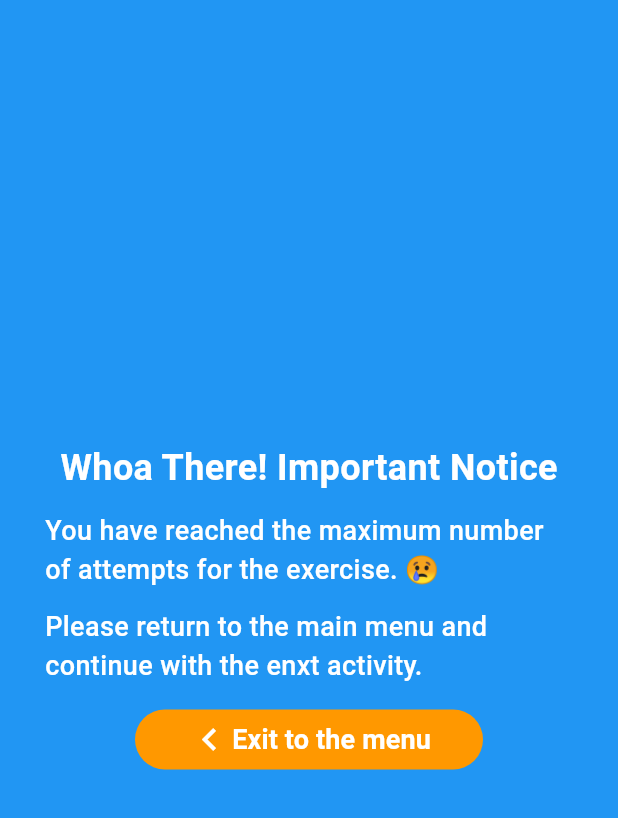
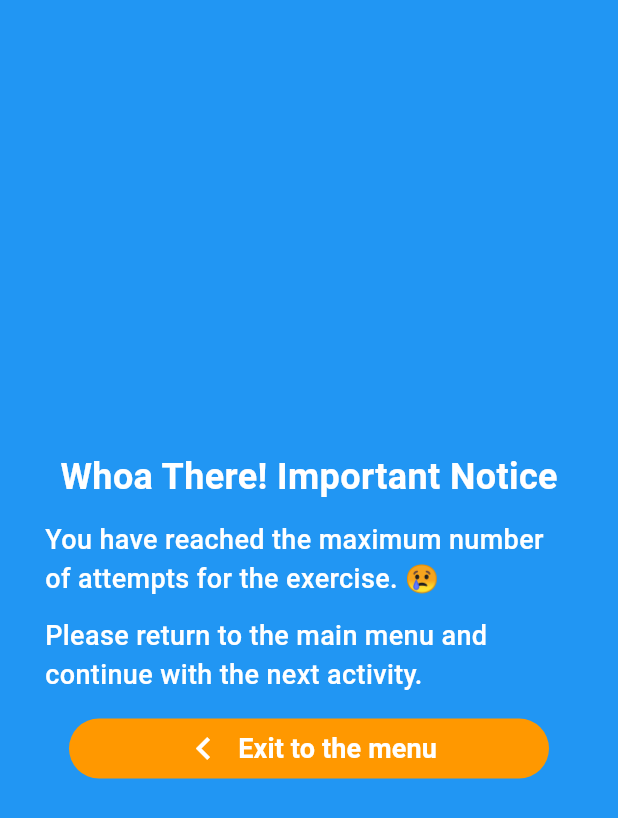
Before and after one commit to Roathy/mir-companion, a Flutter app: the WebViewActivity screen opened directly with empty values, on a phone screen of 412 x 824 dp. Shown: the top 818 px of the screen. Run offline on Flutter 3.47's test engine with Material 3 defaults, Android fonts, the light colour scheme and no system bars; our stand-ins replace dio, flutter_riverpod, google_fonts, rive, shared_preferences, webview_flutter; missing offline and left inert: kg_charts; accounts and stored records are empty.

Commit message:
webview and today
todo: fix paths for activities and error handling

```diff
--- a/lib/features/06_unit_activities/presentation/screens/unit_activities_screen.dart
+++ b/lib/features/06_unit_activities/presentation/screens/unit_activities_screen.dart
@@ -57,7 +57,6 @@ class UnitActivitiesScreen extends ConsumerWidget {
             final String currentLevel = '/${activitiesData['nivel_tag']}';
             final String currentUnit = '/u${activitiesData['int_unidad']}';
             final List activities = activitiesData['actividades'];
-            inspect(activitiesData);
             return Scaffold(
                 backgroundColor: Colors.grey[200],
                 body: SafeArea(
--- a/lib/features/web_view_activity/presentation/screens/webview_activity_screen.dart
+++ b/lib/features/web_view_activity/presentation/screens/webview_activity_screen.dart
@@ -10,6 +10,8 @@ import 'package:webview_flutter/webview_flutter.dart';
 import '../../../../core/utils/utils.dart';
 import '../../../../network/api_endpoints.dart';
 import '../../../02_auth/presentation/screens/auth_screen.dart';
+
+// final activityQueryProvider = StateProvider<String>((ref) => '');
 
 final unitActivityProvider = FutureProvider.autoDispose
     .family<Map<String, dynamic>?, String>((ref, activityQuery) async {
@@ -35,21 +37,13 @@ final unitActivityProvider = FutureProvider.autoDispose
           "X-App-MirHorizon": createMD5Hash(),
           "Authorization": "Bearer $authToken",
         }));
-
-    // if (response.data == null) {
-    //   debugPrint("Invalid response structure");
-    //   return {"error": {"code": 500, "message": "Server returned no data"}};
-    // }
-
     return response.data;
   } catch (e) {
     debugPrint('Error fetching Unit\'s activity: $e');
-
     // If response exists, return its error data
     if (response != null && response.data != null) {
       return response.data;
     }
-
     // Otherwise, return a generic error message
     return {
       "error": {"code": 500, "message": "Unexpected error occurred"}
@@ -68,6 +62,8 @@ class WebViewActivity extends ConsumerWidget {
   @override
   Widget build(BuildContext context, WidgetRef ref) {
     final asyncActivity = ref.watch(unitActivityProvider(activityQuery));
+    // Set the provider's value when this widget builds
+    // ref.read(activityQueryProvider.notifier).state = activityQuery;
 
     // Define the action handlers map
     final Map<String, void Function()> actionHandlers = {
@@ -120,14 +116,11 @@ class WebViewActivity extends ConsumerWidget {
             }
             // Check if an error is present
             if (activityData.containsKey("error")) {
-              // final errorCode = activityData["error"]["code"];
-              // final errorMessage = activityData["error"]["message"];
-
-              return NoActivityAttempts(canBuy: false);
+              return NoActivityAttemptsNotice(canBuy: false);
             }
             if (activityData['message'] == specialCases['out-of-tries']) {
               return Center(
-                  child: NoActivityAttempts(
+                  child: NoActivityAttemptsNotice(
                 canBuy: true,
               ));
             } else {
@@ -198,9 +191,9 @@ class WebViewActivity extends ConsumerWidget {
   }
 }
 
-class NoActivityAttempts extends StatelessWidget {
+class NoActivityAttemptsNotice extends StatelessWidget {
   final bool canBuy;
-  const NoActivityAttempts({
+  const NoActivityAttemptsNotice({
     super.key,
     required this.canBuy,
   });
@@ -229,62 +222,77 @@ class NoActivityAttempts extends StatelessWidget {
                     fontWeight: FontWeight.w500),
               ),
               Text(
-              'Please return to the main menu and continue with the enxt activity.',
+                'Please return to the main menu and continue with the next activity.',
                 style: TextStyle(
                     color: Colors.white,
                     fontSize: 18,
                     fontWeight: FontWeight.w500),
               ),
-            Padding(
-              padding: const EdgeInsets.symmetric(horizontal: 60.0),
+              Column(children: [
+                SizedBox(
+                    width: double
+                        .infinity, // Makes both buttons expand to equal width
+                    child: Padding(
+                        padding: const EdgeInsets.symmetric(
+                            horizontal: 16.0), // Adjust padding as needed
                         child: FilledButton(
                             style: ButtonStyle(
                               alignment: Alignment.center,
-                      backgroundColor: WidgetStateProperty.all(Colors.orange)),
+                              backgroundColor:
+                                  WidgetStateProperty.all(Colors.orange),
+                            ),
                             onPressed: () {
                               Navigator.pop(context);
                             },
                             child: Row(
-                      mainAxisAlignment: MainAxisAlignment.center,
+                                mainAxisAlignment:
+                                    MainAxisAlignment.center, // Centers content
                                 children: [
                                   Icon(
                                     Icons.navigate_before,
                                     color: Colors.white,
                                     size: 30,
                                   ),
+                                  SizedBox(width: 8),
                                   Text(
                                     'Exit to the menu',
                                     style: TextStyle(
-                              fontWeight: FontWeight.w700, fontSize: 18),
-                        ),
-                      ])),
-            ),
-            canBuy
-                ? Padding(
-                    padding: const EdgeInsets.symmetric(horizontal: 60.0),
+                                        fontWeight: FontWeight.w700,
+                                        fontSize: 18),
+                                  )
+                                ])))),
+                if (canBuy) // Conditionally show second button
+                  SizedBox(
+                      width: double.infinity, // Ensures same width
+                      child: Padding(
+                          padding: const EdgeInsets.symmetric(horizontal: 16.0),
                           child: FilledButton(
                               style: ButtonStyle(
                                 alignment: Alignment.center,
                                 backgroundColor:
-                                WidgetStateProperty.all(Colors.green)),
-                        onPressed: () {},
+                                    WidgetStateProperty.all(Colors.green),
+                              ),
+                              onPressed: () {
+
+                              },
                               child: Row(
-                            spacing: 6,
-                            mainAxisAlignment: MainAxisAlignment.center,
+                                  mainAxisAlignment: MainAxisAlignment
+                                      .center, // Centers content
                                   children: [
                                     Icon(
                                       Icons.star,
                                       color: Colors.white,
+                                      size: 30,
                                     ),
+                                    SizedBox(width: 8),
                                     Text(
-                                'Usar 99 mircoins',
+                                      'Usar 30 mircoins',
                                       style: TextStyle(
-                                    fontWeight: FontWeight.bold, fontSize: 18),
-                              ),
-                            ])),
+                                          fontWeight: FontWeight.w700,
+                                          fontSize: 18),
                                     )
-                : SizedBox.shrink(),
-          ]),
-    );
+                                  ]))))
+              ])
+            ]));
   }
 }
--- a/lib/network/api_endpoints.dart
+++ b/lib/network/api_endpoints.dart
@@ -3,4 +3,5 @@ abstract class ApiEndpoints {
   static const String studentsLogin = '/login';
   static const String studentsProfile = '/today';
   static const String studentsEgp = '/egp';
+  static const String studentsExtraAttempt = '/extra-attempt';
 }
```
Lines whose indentation alone changed are shown as unchanged.
